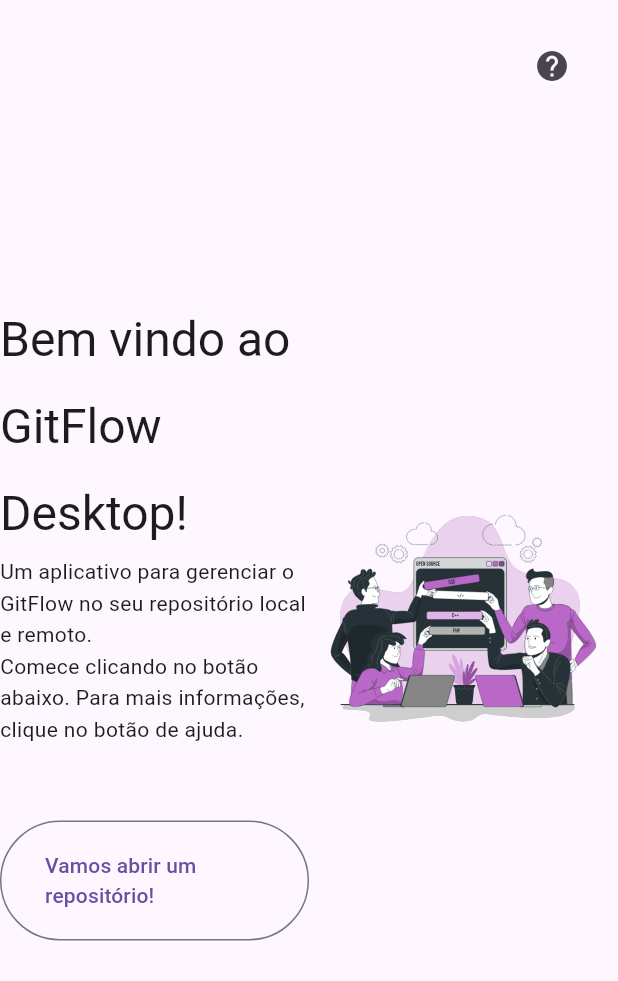
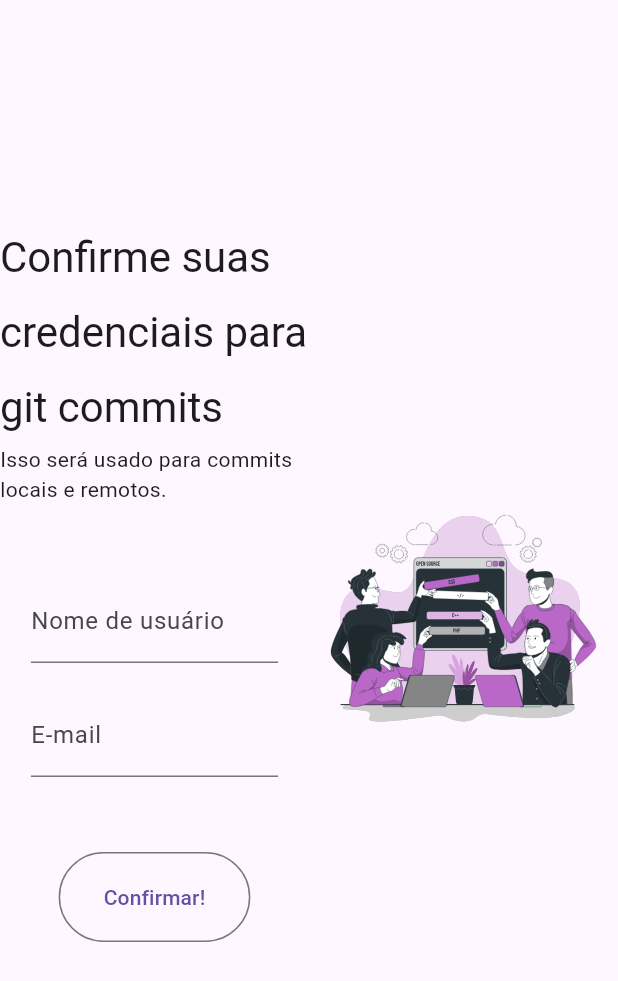
Before and after one commit to rodsilvavieira2/gitdesktop-flutter, a Flutter app: the screen it shows after launch, after a tap on "Vamos abrir um repositório!", on a phone screen of 412 x 824 dp. Shown: the top 981 px of the screen. Run offline on Flutter 3.47's test engine with Material 3 defaults, Android fonts, the phone set to English and light mode, and no system bars; our stand-ins replace flutter_svg, go_router.

Commit message:
Add GitConfigScreen to router

```diff
--- a/lib/presentation/config/router.dart
+++ b/lib/presentation/config/router.dart
@@ -1,3 +1,4 @@
+import 'package:gitdesktop/presentation/screens/git_config.dart';
 import 'package:gitdesktop/presentation/screens/start.dart';
 import 'package:go_router/go_router.dart';
 
@@ -7,5 +8,9 @@ final router = GoRouter(
       path: '/',
       builder: (context, state) => const StartScreen(),
     ),
+    GoRoute(
+      path: '/gitconfig',
+      builder: (context, state) => const GitConfigScreen(),
+    )
   ],
 );
--- /dev/null
+++ b/lib/presentation/config/screen_sizes.dart
@@ -0,0 +1,5 @@
+final screenSizes = {
+  'md': 768,
+  'lg': 992,
+  'xl': 1360,
+};
--- /dev/null
+++ b/lib/presentation/screens/git_config.dart
@@ -0,0 +1,118 @@
+import 'package:flutter/material.dart';
+import 'package:flutter_svg/svg.dart';
+import 'package:gitdesktop/presentation/config/screen_sizes.dart';
+import 'package:go_router/go_router.dart';
+
+class GitConfigScreen extends StatelessWidget {
+  const GitConfigScreen({super.key});
+
+  @override
+  Widget build(BuildContext context) {
+    return const Scaffold(
+      body: Center(
+        child: Row(
+          mainAxisAlignment: MainAxisAlignment.center,
+          children: [
+            LeftSide(),
+            RightSide(),
+          ],
+        ),
+      ),
+    );
+  }
+}
+
+class LeftSide extends StatelessWidget {
+  const LeftSide({super.key});
+
+  @override
+  Widget build(BuildContext context) {
+    return Expanded(
+      child: Column(
+        mainAxisAlignment: MainAxisAlignment.center,
+        children: [
+          Text(
+            'Confirme suas credenciais para git commits',
+            style: Theme.of(context).textTheme.headlineMedium?.copyWith(
+                  height: 1.8,
+                ),
+          ),
+          const Text('Isso será usado para commits locais e remotos.'),
+          const SizedBox(height: 50),
+          const GitCredentialsForm(),
+          const SizedBox(height: 50),
+        ],
+      ),
+    );
+  }
+
+  onStartConfig(BuildContext context) {
+    return () {
+      GoRouter.of(context).go('/gitconfig');
+    };
+  }
+}
+
+class RightSide extends StatelessWidget {
+  const RightSide({super.key});
+
+  @override
+  Widget build(BuildContext context) {
+    return Expanded(
+      child: Center(
+        child: SvgPicture.asset(
+          'lib/presentation/assets/start.svg',
+          fit: BoxFit.contain,
+          width: MediaQuery.of(context).size.width * 0.6,
+          height: MediaQuery.of(context).size.height * 0.6,
+        ),
+      ),
+    );
+  }
+}
+
+class GitCredentialsForm extends StatelessWidget {
+  const GitCredentialsForm({super.key});
+
+  @override
+  Widget build(BuildContext context) {
+    var screenSize = MediaQuery.of(context).size;
+
+    var breakpoint = screenSizes['md'] ?? 1;
+
+    var width = screenSize.width > breakpoint
+        ? screenSize.width * 0.3
+        : screenSize.width * 0.4;
+
+    return SizedBox(
+      width: width,
+      child: Column(
+        children: [
+          TextFormField(
+            decoration: const InputDecoration(
+              labelText: 'Nome de usuário',
+              hintText: 'Digite seu nome de usuário',
+            ),
+          ),
+          const SizedBox(height: 20),
+          TextFormField(
+            decoration: const InputDecoration(
+              labelText: 'E-mail',
+              hintText: 'Digite seu e-mail',
+            ),
+          ),
+          const SizedBox(height: 50),
+          OutlinedButton(
+            style: ButtonStyle(
+              padding: MaterialStateProperty.all<EdgeInsetsGeometry>(
+                const EdgeInsets.symmetric(horizontal: 30, vertical: 20),
+              ),
+            ),
+            onPressed: () {},
+            child: const Text('Confirmar!'),
+          ),
+        ],
+      ),
+    );
+  }
+}
--- a/lib/presentation/screens/start.dart
+++ b/lib/presentation/screens/start.dart
@@ -1,5 +1,6 @@
 import 'package:flutter/material.dart';
 import 'package:flutter_svg/svg.dart';
+import 'package:go_router/go_router.dart';
 
 class StartScreen extends StatelessWidget {
   const StartScreen({super.key});
@@ -66,12 +67,18 @@ class LeftSide extends StatelessWidget {
                 const EdgeInsets.symmetric(horizontal: 30, vertical: 20),
               ),
             ),
-            onPressed: () {},
+            onPressed: onStartConfig(context),
             child: const Text('Vamos abrir um repositório!'),
           ),
         ],
       ),
     );
+  }
+
+  onStartConfig(BuildContext context) {
+    return () {
+      GoRouter.of(context).go('/gitconfig');
+    };
   }
 }
 
```
